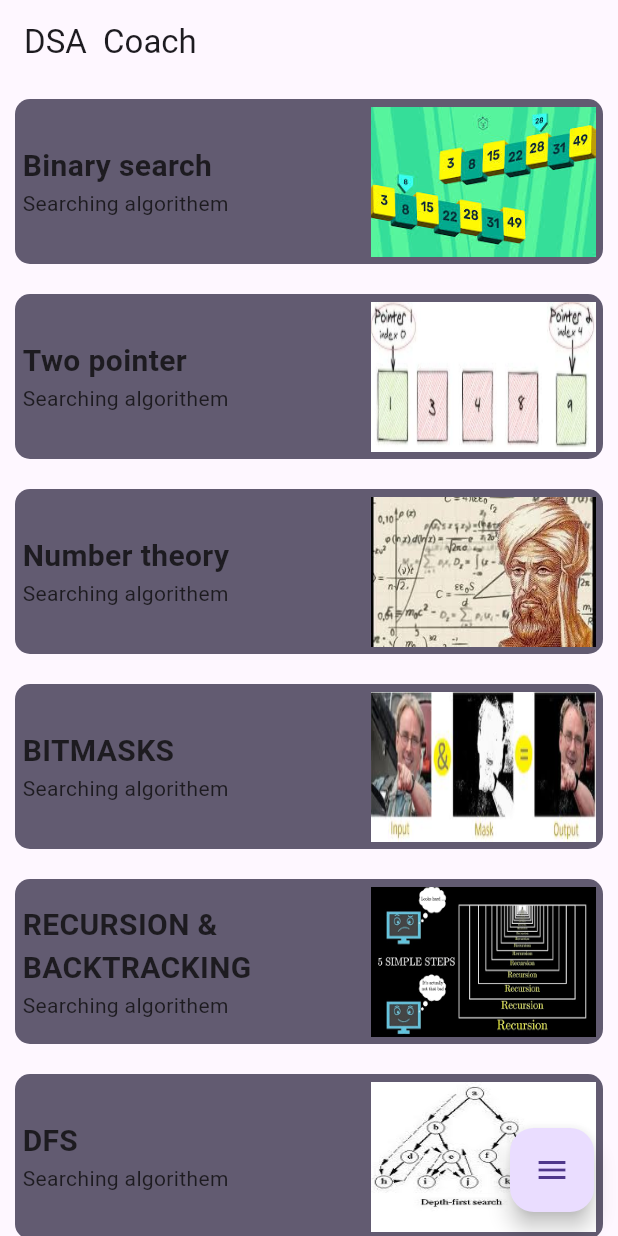
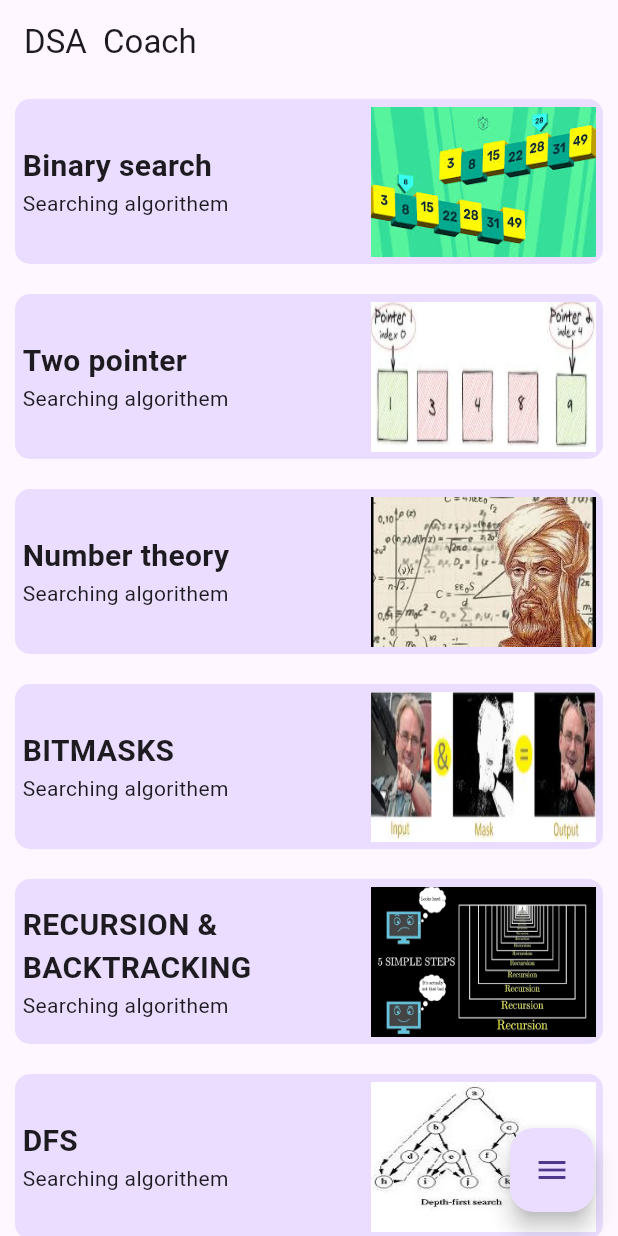
Before and after one commit to jAmikA78/DSA--Coach, a Flutter app: the screen it shows after launch, on a phone screen of 412 x 824 dp. Run offline on Flutter 3.47's test engine with Material 3 defaults, Android fonts, the phone set to English and light mode, and no system bars; drawn by our look-alikes of flutter_expandable_fab; our stand-ins replace theme_provider, youtube_player_flutter; missing offline and left inert: text_area.

```diff
--- a/lib/pages/HomePage.dart
+++ b/lib/pages/HomePage.dart
@@ -3,7 +3,7 @@
 import 'package:dsa_coach/pages/AddTopic.dart';
 import 'package:dsa_coach/pages/Setting.dart';
 import 'package:dsa_coach/pages/Statictics.dart';
-import 'package:dsa_coach/pages/TopicsListPage.dart';
+import 'package:dsa_coach/widgets/TopicsList.dart';
 import 'package:flutter/material.dart';
 import 'package:flutter_expandable_fab/flutter_expandable_fab.dart';
 
@@ -24,7 +24,6 @@ class _HomePageState extends State<HomePage> {
       body: TopicsList(),
       floatingActionButtonLocation: ExpandableFab.location,
       floatingActionButton: ExpandableFab(
-        // type: ExpandableFabType.up,
         distance: 100,
         overlayStyle: ExpandableFabOverlayStyle(
           blur: 5,
@@ -40,7 +39,7 @@ class _HomePageState extends State<HomePage> {
           ),
           FloatingActionButton(
             heroTag: null,
-            child: const Icon(Icons.data_exploration),
+            child: const Icon(Icons.bar_chart),
             onPressed: () {
               Navigator.push(context,
                   MaterialPageRoute(builder: (context) => Statictics()));
--- a/lib/pages/SolvingView.dart
+++ b/lib/pages/SolvingView.dart
@@ -53,7 +53,7 @@ class _SolvingViewState extends State<SolvingView> {
         if (cnt == 0) {
           solvingTime = _stopwatch.elapsed;
           cnt = 1;
-          state = "Solving now !!";
+          state = "Coding time!!";
           _stopwatch.reset();
           _updateElapsedTime();
         } else if (cnt == 1) {
--- a/lib/pages/TopicView.dart
+++ b/lib/pages/TopicView.dart
@@ -37,7 +37,6 @@ class TopicView extends StatelessWidget {
           title: data[idx]["problems"][i]["title"],
           link: data[idx]["problems"][i]["link"],
           tutorial: data[idx]["problems"][i]["tutorial"],
-          difficulty: data[idx]["problems"][i]["difficulty"],
           solved: data[idx]["problems"][i]["solved"]));
     }
     return Scaffold(
--- a/lib/widgets/AddTopicTextField.dart
+++ b/lib/widgets/AddTopicTextField.dart
@@ -1,4 +1,4 @@
-// ignore_for_file: prefer_typing_uninitialized_variables, must_be_immutable
+// ignore_for_file: prefer_typing_uninitialized_variables, must_be_immutable, file_names
 
 import 'package:flutter/material.dart';
 
--- a/lib/widgets/ProblemWidget.dart
+++ b/lib/widgets/ProblemWidget.dart
@@ -9,7 +9,6 @@ class ProblemWidget extends StatefulWidget {
   final String title;
   final String link;
   final String tutorial;
-  final int difficulty;
   int solved;
 
   ProblemWidget(
@@ -17,7 +16,6 @@ class ProblemWidget extends StatefulWidget {
       required this.title,
       required this.link,
       required this.tutorial,
-      required this.difficulty,
       required this.solved});
 
   @override
--- a/lib/widgets/TopicCard.dart
+++ b/lib/widgets/TopicCard.dart
@@ -26,7 +26,7 @@ class TopicCard extends StatelessWidget {
         margin: const EdgeInsets.all(10),
         padding: const EdgeInsets.all(5),
         decoration: BoxDecoration(
-          color: Theme.of(context).colorScheme.secondary,
+          color: Theme.of(context).colorScheme.primaryContainer,
           borderRadius: BorderRadius.circular(10),
         ),
         child: Row(
```
Also changed, not shown: lib/widgets/AddTopicForm.dart (+3 -5 lines), lib/widgets/TopicsList.dart (renamed from lib/pages/TopicsListPage.dart), 17 other files.
